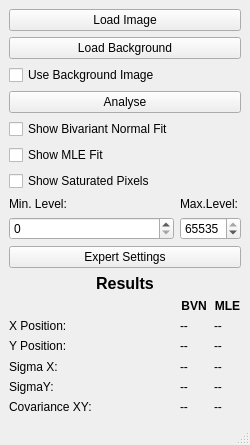
Qt form Apps/BYScIT/v2/view/view.ui (VELA-CLARA-software/Software) before a commit.
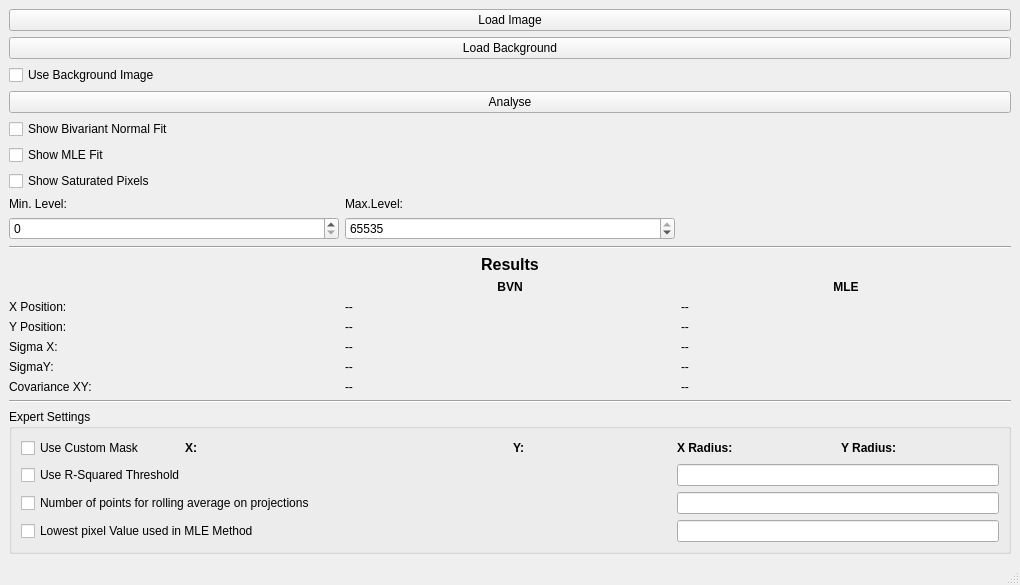
The same form after that commit. Icons and pictures are not drawn.

Commit message: adding ellipse ROI

The edit to the form file:
```diff
--- a/Apps/BYScIT/v2/view/view.ui
+++ b/Apps/BYScIT/v2/view/view.ui
@@ -6,8 +6,8 @@
    <rect>
     <x>0</x>
     <y>0</y>
-    <width>250</width>
-    <height>445</height>
+    <width>1020</width>
+    <height>548</height>
    </rect>
   </property>
   <property name="sizePolicy">
@@ -28,248 +28,259 @@
   </property>
   <widget class="QWidget" name="centralwidget">
    <layout class="QGridLayout" name="gridLayout">
-    <item row="3" column="0" colspan="3">
-     <widget class="QPushButton" name="pushButton_analyse">
-      <property name="sizePolicy">
-       <sizepolicy hsizetype="Minimum" vsizetype="Minimum">
-        <horstretch>0</horstretch>
-        <verstretch>0</verstretch>
-       </sizepolicy>
-      </property>
-      <property name="text">
-       <string>Analyse</string>
-      </property>
-     </widget>
-    </item>
-    <item row="24" column="1">
-     <widget class="QLabel" name="label_syBVN">
-      <property name="text">
-       <string>--</string>
-      </property>
-     </widget>
-    </item>
-    <item row="4" column="0">
-     <widget class="QCheckBox" name="checkBox_showBVNFit">
-      <property name="text">
-       <string>Show Bivariant Normal Fit</string>
-      </property>
-     </widget>
-    </item>
     <item row="18" column="0" colspan="3">
-     <widget class="QLabel" name="label_3">
-      <property name="font">
-       <font>
-        <pointsize>12</pointsize>
-        <weight>75</weight>
-        <bold>true</bold>
-       </font>
+     <widget class="QGroupBox" name="groupBox">
+      <property name="title">
+       <string>Expert Settings</string>
       </property>
+      <layout class="QGridLayout" name="gridLayout_2">
+       <item row="0" column="0">
+        <widget class="QCheckBox" name="checkBox_useCustomMask">
+         <property name="text">
+          <string>Use Custom Mask</string>
+         </property>
+        </widget>
+       </item>
+       <item row="0" column="3">
+        <widget class="QLabel" name="label_customY">
+         <property name="font">
+          <font>
+           <weight>75</weight>
+           <bold>true</bold>
+          </font>
+         </property>
+         <property name="text">
+          <string>Y:</string>
+         </property>
+        </widget>
+       </item>
+       <item row="0" column="4">
+        <widget class="QLabel" name="label_customRX">
+         <property name="font">
+          <font>
+           <weight>75</weight>
+           <bold>true</bold>
+          </font>
+         </property>
+         <property name="text">
+          <string>X Radius:</string>
+         </property>
+        </widget>
+       </item>
+       <item row="0" column="5">
+        <widget class="QLabel" name="label_customRY">
+         <property name="font">
+          <font>
+           <weight>75</weight>
+           <bold>true</bold>
+          </font>
+         </property>
+         <property name="text">
+          <string>Y Radius:</string>
+         </property>
+        </widget>
+       </item>
+       <item row="1" column="4" colspan="2">
+        <widget class="QLineEdit" name="lineEdit_rSquared"/>
+       </item>
+       <item row="2" column="4" colspan="2">
+        <widget class="QLineEdit" name="lineEdit_rollingAverage"/>
+       </item>
+       <item row="3" column="4" colspan="2">
+        <widget class="QLineEdit" name="lineEdit_lowestPixelValue"/>
+       </item>
+       <item row="0" column="1">
+        <widget class="QLabel" name="label_customX">
+         <property name="font">
+          <font>
+           <weight>75</weight>
+           <bold>true</bold>
+          </font>
+         </property>
+         <property name="text">
+          <string>X:</string>
+         </property>
+        </widget>
+       </item>
+       <item row="1" column="0" colspan="4">
+        <widget class="QCheckBox" name="checkBox_rSquared">
+         <property name="text">
+          <string>Use R-Squared Threshold</string>
+         </property>
+        </widget>
+       </item>
+       <item row="2" column="0" colspan="4">
+        <widget class="QCheckBox" name="checkBox_rollingAverage">
+         <property name="text">
+          <string>Number of points for rolling average on projections</string>
+         </property>
+        </widget>
+       </item>
+       <item row="3" column="0" colspan="4">
+        <widget class="QCheckBox" name="checkBox_lowestPixValue">
+         <property name="text">
+          <string>Lowest pixel Value used in MLE Method</string>
+         </property>
+        </widget>
+       </item>
+      </layout>
+     </widget>
+    </item>
+    <item row="16" column="1">
+     <widget class="QLabel" name="label_cxyBVN">
       <property name="text">
-       <string>Results</string>
+       <string>--</string>
       </property>
-      <property name="alignment">
-       <set>Qt::AlignCenter</set>
-      </property>
      </widget>
     </item>
-    <item row="0" column="0" colspan="3">
-     <widget class="QPushButton" name="pushButton_loadImage">
-      <property name="sizePolicy">
-       <sizepolicy hsizetype="Minimum" vsizetype="Minimum">
-        <horstretch>0</horstretch>
-        <verstretch>0</verstretch>
-       </sizepolicy>
+    <item row="16" column="0">
+     <widget class="QLabel" name="label_20">
+      <property name="text">
+       <string>Covariance XY:</string>
       </property>
+     </widget>
+    </item>
+    <item row="15" column="2">
+     <widget class="QLabel" name="label_syMLE">
       <property name="text">
-       <string>Load Image</string>
+       <string>--</string>
       </property>
      </widget>
     </item>
-    <item row="1" column="0" colspan="3">
-     <widget class="QPushButton" name="pushButton_loadBkgrnd">
+    <item row="15" column="1">
+     <widget class="QLabel" name="label_syBVN">
       <property name="text">
-       <string>Load Background</string>
+       <string>--</string>
       </property>
      </widget>
     </item>
-    <item row="24" column="0">
+    <item row="15" column="0">
      <widget class="QLabel" name="label_19">
       <property name="text">
        <string>SigmaY:</string>
       </property>
      </widget>
     </item>
-    <item row="25" column="2">
-     <widget class="QLabel" name="label_cxyMLE">
+    <item row="14" column="2">
+     <widget class="QLabel" name="label_sxMLE">
       <property name="text">
        <string>--</string>
       </property>
      </widget>
     </item>
-    <item row="23" column="0">
+    <item row="14" column="1">
+     <widget class="QLabel" name="label_sxBVN">
+      <property name="text">
+       <string>--</string>
+      </property>
+     </widget>
+    </item>
+    <item row="14" column="0">
      <widget class="QLabel" name="label_18">
       <property name="text">
        <string>Sigma X:</string>
       </property>
      </widget>
     </item>
-    <item row="25" column="0">
-     <widget class="QLabel" name="label_20">
+    <item row="13" column="2">
+     <widget class="QLabel" name="label_yMLE">
       <property name="text">
-       <string>Covariance XY:</string>
-      </property>
-     </widget>
-    </item>
-    <item row="21" column="0">
-     <widget class="QLabel" name="label_16">
-      <property name="text">
-       <string>X Position:</string>
-      </property>
-     </widget>
-    </item>
-    <item row="5" column="0">
-     <widget class="QCheckBox" name="checkBox_showMLEFit">
-      <property name="text">
-       <string>Show MLE Fit</string>
-      </property>
-     </widget>
-    </item>
-    <item row="25" column="1">
-     <widget class="QLabel" name="label_cxyBVN">
-      <property name="text">
        <string>--</string>
       </property>
      </widget>
     </item>
-    <item row="23" column="1">
-     <widget class="QLabel" name="label_sxBVN">
+    <item row="13" column="1">
+     <widget class="QLabel" name="label_yBVN">
       <property name="text">
        <string>--</string>
       </property>
      </widget>
     </item>
-    <item row="22" column="0">
+    <item row="13" column="0">
      <widget class="QLabel" name="label_17">
       <property name="text">
        <string>Y Position:</string>
       </property>
      </widget>
     </item>
-    <item row="24" column="2">
-     <widget class="QLabel" name="label_syMLE">
-      <property name="text">
-       <string>--</string>
-      </property>
-     </widget>
-    </item>
-    <item row="23" column="2">
-     <widget class="QLabel" name="label_sxMLE">
-      <property name="text">
-       <string>--</string>
-      </property>
-     </widget>
-    </item>
-    <item row="20" column="1">
-     <widget class="QLabel" name="label_4">
-      <property name="font">
-       <font>
-        <weight>75</weight>
-        <bold>true</bold>
-       </font>
-      </property>
-      <property name="text">
-       <string>BVN</string>
-      </property>
-      <property name="alignment">
-       <set>Qt::AlignCenter</set>
-      </property>
-     </widget>
-    </item>
-    <item row="20" column="2">
-     <widget class="QLabel" name="label_5">
-      <property name="font">
-       <font>
-        <weight>75</weight>
-        <bold>true</bold>
-       </font>
-      </property>
-      <property name="text">
-       <string>MLE</string>
-      </property>
-      <property name="alignment">
-       <set>Qt::AlignCenter</set>
-      </property>
-     </widget>
-    </item>
-    <item row="21" column="2">
+    <item row="12" column="2">
      <widget class="QLabel" name="label_xMLE">
       <property name="text">
        <string>--</string>
       </property>
      </widget>
     </item>
-    <item row="21" column="1">
+    <item row="12" column="1">
      <widget class="QLabel" name="label_xBVN">
       <property name="text">
        <string>--</string>
       </property>
      </widget>
     </item>
-    <item row="22" column="1">
-     <widget class="QLabel" name="label_yBVN">
+    <item row="12" column="0">
+     <widget class="QLabel" name="label_16">
       <property name="text">
-       <string>--</string>
+       <string>X Position:</string>
       </property>
      </widget>
     </item>
-    <item row="22" column="2">
-     <widget class="QLabel" name="label_yMLE">
-      <property name="text">
-       <string>--</string>
+    <item row="11" column="2">
+     <widget class="QLabel" name="label_5">
+      <property name="font">
+       <font>
+        <weight>75</weight>
+        <bold>true</bold>
+       </font>
       </property>
-     </widget>
-    </item>
-    <item row="2" column="0">
-     <widget class="QCheckBox" name="checkBox_useBackground">
       <property name="text">
-       <string>Use Background Image</string>
+       <string>MLE</string>
       </property>
+      <property name="alignment">
+       <set>Qt::AlignCenter</set>
+      </property>
      </widget>
     </item>
-    <item row="6" column="0">
-     <widget class="QCheckBox" name="checkBox_showSaturatedPixels">
+    <item row="11" column="1">
+     <widget class="QLabel" name="label_4">
+      <property name="font">
+       <font>
+        <weight>75</weight>
+        <bold>true</bold>
+       </font>
+      </property>
       <property name="text">
-       <string>Show Saturated Pixels</string>
+       <string>BVN</string>
       </property>
+      <property name="alignment">
+       <set>Qt::AlignCenter</set>
+      </property>
      </widget>
     </item>
-    <item row="7" column="0">
-     <widget class="QLabel" name="label">
-      <property name="sizePolicy">
-       <sizepolicy hsizetype="Preferred" vsizetype="Fixed">
-        <horstretch>0</horstretch>
-        <verstretch>0</verstretch>
-       </sizepolicy>
+    <item row="10" column="0" colspan="3">
+     <widget class="QLabel" name="label_3">
+      <property name="font">
+       <font>
+        <pointsize>12</pointsize>
+        <weight>75</weight>
+        <bold>true</bold>
+       </font>
       </property>
       <property name="text">
-       <string>Min. Level:</string>
+       <string>Results</string>
       </property>
+      <property name="alignment">
+       <set>Qt::AlignCenter</set>
+      </property>
      </widget>
     </item>
-    <item row="7" column="1" colspan="2">
-     <widget class="QLabel" name="label_2">
-      <property name="sizePolicy">
-       <sizepolicy hsizetype="Preferred" vsizetype="Fixed">
-        <horstretch>0</horstretch>
-        <verstretch>0</verstretch>
-       </sizepolicy>
+    <item row="9" column="0" colspan="3">
+     <widget class="Line" name="line_2">
+      <property name="orientation">
+       <enum>Qt::Horizontal</enum>
       </property>
-      <property name="text">
-       <string>Max.Level:</string>
-      </property>
      </widget>
     </item>
-    <item row="8" column="1" colspan="2">
+    <item row="8" column="1">
      <widget class="QSpinBox" name="spinBox_max">
       <property name="maximum">
        <number>65535</number>
@@ -286,10 +297,104 @@
       </property>
      </widget>
     </item>
+    <item row="7" column="1">
+     <widget class="QLabel" name="label_2">
+      <property name="sizePolicy">
+       <sizepolicy hsizetype="Preferred" vsizetype="Fixed">
+        <horstretch>0</horstretch>
+        <verstretch>0</verstretch>
+       </sizepolicy>
+      </property>
+      <property name="text">
+       <string>Max.Level:</string>
+      </property>
+     </widget>
+    </item>
+    <item row="7" column="0">
+     <widget class="QLabel" name="label">
+      <property name="sizePolicy">
+       <sizepolicy hsizetype="Preferred" vsizetype="Fixed">
+        <horstretch>0</horstretch>
+        <verstretch>0</verstretch>
+       </sizepolicy>
+      </property>
+      <property name="text">
+       <string>Min. Level:</string>
+      </property>
+     </widget>
+    </item>
+    <item row="6" column="0">
+     <widget class="QCheckBox" name="checkBox_showSaturatedPixels">
+      <property name="text">
+       <string>Show Saturated Pixels</string>
+      </property>
+     </widget>
+    </item>
+    <item row="5" column="0">
+     <widget class="QCheckBox" name="checkBox_showMLEFit">
+      <property name="text">
+       <string>Show MLE Fit</string>
+      </property>
+     </widget>
+    </item>
+    <item row="4" column="0">
+     <widget class="QCheckBox" name="checkBox_showBVNFit">
+      <property name="text">
+       <string>Show Bivariant Normal Fit</string>
+      </property>
+     </widget>
+    </item>
+    <item row="3" column="0" colspan="3">
+     <widget class="QPushButton" name="pushButton_analyse">
+      <property name="sizePolicy">
+       <sizepolicy hsizetype="Minimum" vsizetype="Minimum">
+        <horstretch>0</horstretch>
+        <verstretch>0</verstretch>
+       </sizepolicy>
+      </property>
+      <property name="text">
+       <string>Analyse</string>
+      </property>
+     </widget>
+    </item>
+    <item row="2" column="0">
+     <widget class="QCheckBox" name="checkBox_useBackground">
+      <property name="text">
+       <string>Use Background Image</string>
+      </property>
+     </widget>
+    </item>
+    <item row="1" column="0" colspan="3">
+     <widget class="QPushButton" name="pushButton_loadBkgrnd">
+      <property name="text">
+       <string>Load Background</string>
+      </property>
+     </widget>
+    </item>
+    <item row="0" column="0" colspan="3">
+     <widget class="QPushButton" name="pushButton_loadImage">
+      <property name="sizePolicy">
+       <sizepolicy hsizetype="Minimum" vsizetype="Minimum">
+        <horstretch>0</horstretch>
+        <verstretch>0</verstretch>
+       </sizepolicy>
+      </property>
+      <property name="text">
+       <string>Load Image</string>
+      </property>
+     </widget>
+    </item>
+    <item row="16" column="2">
+     <widget class="QLabel" name="label_cxyMLE">
+      <property name="text">
+       <string>--</string>
+      </property>
+     </widget>
+    </item>
     <item row="17" column="0" colspan="3">
-     <widget class="QPushButton" name="pushButton_expertSettings">
-      <property name="text">
-       <string>Expert Settings</string>
+     <widget class="Line" name="line">
+      <property name="orientation">
+       <enum>Qt::Horizontal</enum>
       </property>
      </widget>
     </item>
```
The commit also changes 2 other files.
